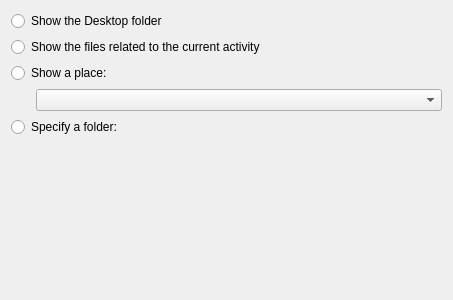
First picture: the form in plasma/applets/folderview/settings/ui/folderviewLocationConfig.ui, repository KDE/kde-baseapps, before the edit.
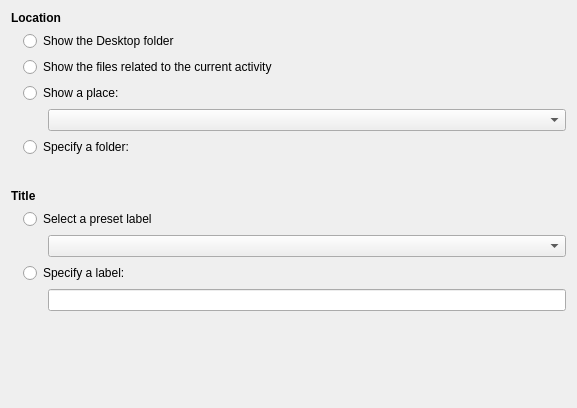
Second picture: the form after the edit. Custom widgets are drawn as their Qt base class.

Commit message:
redo the title configuration ui; cleanup the related code
Move the title configuration UI to the config page. Redo the title
config code using an enum instead of comparing strings.

Patch:
```diff
--- a/plasma/applets/folderview/settings/ui/folderviewLocationConfig.ui
+++ b/plasma/applets/folderview/settings/ui/folderviewLocationConfig.ui
@@ -6,10 +6,43 @@
    <rect>
     <x>0</x>
     <y>0</y>
-    <width>453</width>
-    <height>300</height>
+    <width>577</width>
+    <height>408</height>
    </rect>
   </property>
+  <layout class="QVBoxLayout" name="verticalLayout_3">
+   <item>
+    <widget class="QLabel" name="locationLabel">
+     <property name="font">
+      <font>
+       <weight>75</weight>
+       <bold>true</bold>
+      </font>
+     </property>
+     <property name="text">
+      <string>Location</string>
+     </property>
+    </widget>
+   </item>
+   <item>
+    <layout class="QHBoxLayout" name="locationLayout">
+     <item>
+      <spacer name="horizontalSpacer">
+       <property name="orientation">
+        <enum>Qt::Horizontal</enum>
+       </property>
+       <property name="sizeType">
+        <enum>QSizePolicy::Fixed</enum>
+       </property>
+       <property name="sizeHint" stdset="0">
+        <size>
+         <width>12</width>
+         <height>138</height>
+        </size>
+       </property>
+      </spacer>
+     </item>
+     <item>
   <layout class="QVBoxLayout" name="verticalLayout">
    <item>
     <widget class="QRadioButton" name="showDesktopFolder">
@@ -33,7 +66,7 @@
     </widget>
    </item>
    <item>
-    <layout class="QHBoxLayout" name="horizontalLayout_2">
+        <layout class="QHBoxLayout" name="horizontalLayout">
      <item>
       <spacer name="horizontalSpacer_2">
        <property name="orientation">
@@ -51,7 +84,14 @@
       </spacer>
      </item>
      <item>
-      <widget class="KComboBox" name="placesCombo"/>
+          <widget class="KComboBox" name="placesCombo">
+           <property name="sizePolicy">
+            <sizepolicy hsizetype="Expanding" vsizetype="Fixed">
+             <horstretch>0</horstretch>
+             <verstretch>0</verstretch>
+            </sizepolicy>
+           </property>
+          </widget>
      </item>
     </layout>
    </item>
@@ -63,9 +103,9 @@
     </widget>
    </item>
    <item>
-    <layout class="QHBoxLayout" name="horizontalLayout">
+        <layout class="QHBoxLayout" name="horizontalLayout_3">
      <item>
-      <spacer name="horizontalSpacer">
+          <spacer name="horizontalSpacer_3">
        <property name="orientation">
         <enum>Qt::Horizontal</enum>
        </property>
@@ -83,7 +123,7 @@
      <item>
       <widget class="KUrlRequester" name="lineEdit">
        <property name="sizePolicy">
-        <sizepolicy hsizetype="Expanding" vsizetype="Preferred">
+            <sizepolicy hsizetype="Expanding" vsizetype="Fixed">
          <horstretch>0</horstretch>
          <verstretch>0</verstretch>
         </sizepolicy>
@@ -95,15 +135,147 @@
      </item>
     </layout>
    </item>
+      </layout>
+     </item>
+    </layout>
+   </item>
    <item>
-    <spacer name="verticalSpacer_3">
+    <widget class="QLabel" name="titleLabel">
+     <property name="sizePolicy">
+      <sizepolicy hsizetype="Expanding" vsizetype="Preferred">
+       <horstretch>0</horstretch>
+       <verstretch>0</verstretch>
+      </sizepolicy>
+     </property>
+     <property name="font">
+      <font>
+       <weight>75</weight>
+       <bold>true</bold>
+      </font>
+     </property>
+     <property name="text">
+      <string>Title</string>
+     </property>
+    </widget>
+   </item>
+   <item>
+    <layout class="QHBoxLayout" name="titleLayout">
+     <item>
+      <spacer name="horizontalSpacer_6">
+       <property name="orientation">
+        <enum>Qt::Horizontal</enum>
+       </property>
+       <property name="sizeType">
+        <enum>QSizePolicy::Fixed</enum>
+       </property>
+       <property name="sizeHint" stdset="0">
+        <size>
+         <width>12</width>
+         <height>88</height>
+        </size>
+       </property>
+      </spacer>
+     </item>
+     <item>
+      <layout class="QVBoxLayout" name="verticalLayout_2">
+       <item>
+        <widget class="QRadioButton" name="selectTitle">
+         <property name="text">
+          <string>Select a preset label</string>
+         </property>
+         <property name="autoExclusive">
+          <bool>true</bool>
+         </property>
+         <attribute name="buttonGroup">
+          <string notr="true">headerButtonGroup</string>
+         </attribute>
+        </widget>
+       </item>
+       <item>
+        <layout class="QHBoxLayout" name="horizontalLayout_2">
+         <item>
+          <spacer name="horizontalSpacer_5">
+           <property name="orientation">
+            <enum>Qt::Horizontal</enum>
+           </property>
+           <property name="sizeType">
+            <enum>QSizePolicy::Fixed</enum>
+           </property>
+           <property name="sizeHint" stdset="0">
+            <size>
+             <width>25</width>
+             <height>20</height>
+            </size>
+           </property>
+          </spacer>
+         </item>
+         <item>
+          <widget class="KComboBox" name="titleCombo">
+           <property name="sizePolicy">
+            <sizepolicy hsizetype="Expanding" vsizetype="Fixed">
+             <horstretch>0</horstretch>
+             <verstretch>0</verstretch>
+            </sizepolicy>
+           </property>
+           <property name="editable">
+            <bool>false</bool>
+           </property>
+           <property name="autoCompletion">
+            <bool>false</bool>
+           </property>
+          </widget>
+         </item>
+        </layout>
+       </item>
+       <item>
+        <widget class="QRadioButton" name="customTitle">
+         <property name="text">
+          <string>Specify a label:</string>
+         </property>
+         <property name="autoExclusive">
+          <bool>true</bool>
+         </property>
+         <attribute name="buttonGroup">
+          <string notr="true">headerButtonGroup</string>
+         </attribute>
+        </widget>
+       </item>
+       <item>
+        <layout class="QHBoxLayout" name="horizontalLayout_4">
+         <item>
+          <spacer name="horizontalSpacer_4">
+           <property name="orientation">
+            <enum>Qt::Horizontal</enum>
+           </property>
+           <property name="sizeType">
+            <enum>QSizePolicy::Fixed</enum>
+           </property>
+           <property name="sizeHint" stdset="0">
+            <size>
+             <width>25</width>
+             <height>20</height>
+            </size>
+           </property>
+          </spacer>
+         </item>
+         <item>
+          <widget class="KLineEdit" name="titleEdit"/>
+         </item>
+        </layout>
+       </item>
+      </layout>
+     </item>
+    </layout>
+   </item>
+   <item>
+    <spacer name="verticalSpacer">
      <property name="orientation">
       <enum>Qt::Vertical</enum>
      </property>
      <property name="sizeHint" stdset="0">
       <size>
        <width>20</width>
-       <height>183</height>
+       <height>90</height>
       </size>
      </property>
     </spacer>
@@ -116,6 +288,11 @@
    <extends>QComboBox</extends>
    <header>kcombobox.h</header>
   </customwidget>
+  <customwidget>
+   <class>KLineEdit</class>
+   <extends>QLineEdit</extends>
+   <header>klineedit.h</header>
+  </customwidget>
   <customwidget>
    <class>KUrlRequester</class>
    <extends>QFrame</extends>
```
Left out of the diff: 19 changed lines with no effect on the pictures. Lines whose indentation alone changed are shown as unchanged. The commit also changes 3 other files.
